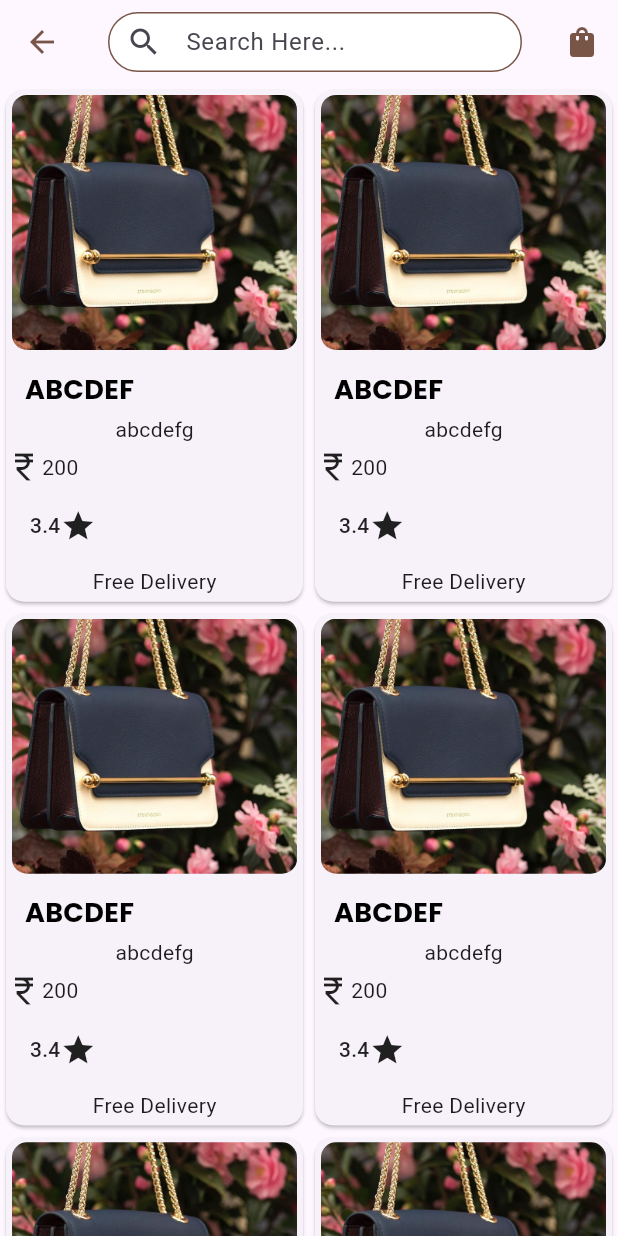
After one commit to fathimathsafa/Zenara_Ecommerce, a Flutter app: the BagScreen screen opened directly, on a phone screen of 412 x 824 dp. The commit adds this screen. Run offline on Flutter 3.47's test engine with Material 3 defaults, Android fonts, the phone set to English and light mode, and no system bars; our stand-ins replace google_fonts, intl_phone_number_input, pin_code_fields, smooth_page_indicator; network calls fail.

Commit message:
bag screen started

```diff
--- /dev/null
+++ b/lib/core/common/widget/product_card.dart
@@ -0,0 +1,73 @@
+import 'package:ecommerce_zenara/core/constant/color_constant.dart';
+import 'package:flutter/material.dart';
+import 'package:google_fonts/google_fonts.dart';
+
+class ProductCategory extends StatelessWidget {
+  final ImageProvider Productimage;
+  final String Brand;
+  final String name;
+  final String price;
+  final String rating;
+  VoidCallback? onClick;
+  ProductCategory({
+    super.key,
+    required this.Productimage,
+    required this.Brand,
+    required this.name,
+    required this.price,
+    required this.rating,
+  });
+
+  @override
+  Widget build(BuildContext context) {
+    return InkWell(
+      child: Card(
+        child: Column(
+          mainAxisAlignment: MainAxisAlignment.spaceEvenly,
+          children: [
+            Container(
+              height: 170,
+              width: 190,
+              decoration: BoxDecoration(
+                  image:
+                      DecorationImage(image: Productimage, fit: BoxFit.cover),
+                  borderRadius: BorderRadius.circular(10)),
+            ),
+            SizedBox(
+              height: 7,
+            ),
+            Padding(
+              padding: const EdgeInsets.only(right: 100),
+              child: Text(
+                Brand,
+                style: GoogleFonts.poppins(
+                    fontWeight: FontWeight.bold,
+                    color: ColorTheme.black,
+                    fontSize: 18),
+              ),
+            ),
+            Text(name),
+            Row(
+              children: [
+                Icon(Icons.currency_rupee),
+                Text(price),
+              ],
+            ),
+            MaterialButton(
+              onPressed: () {},
+              height: 35,
+              minWidth: 50,
+              child: Row(
+                children: [
+                  Text(rating),
+                  Icon(Icons.star),
+                ],
+              ),
+            ),
+            Text("Free Delivery")
+          ],
+        ),
+      ),
+    );
+  }
+}
--- /dev/null
+++ b/lib/presentation/Categories/Bag_Screen/view/Bag_screen.dart
@@ -0,0 +1,77 @@
+import 'package:ecommerce_zenara/core/common/widget/product_card.dart';
+import 'package:ecommerce_zenara/core/constant/color_constant.dart';
+import 'package:ecommerce_zenara/presentation/bottom_navigation_screen/view/bottom_navigation_screen.dart';
+import 'package:flutter/material.dart';
+
+class BagScreen extends StatelessWidget {
+  const BagScreen({super.key});
+
+  @override
+  Widget build(BuildContext context) {
+    return Scaffold(
+        appBar: AppBar(
+          actions: [
+            IconButton(
+                onPressed: () {},
+                icon: Icon(
+                  Icons.shopping_bag,
+                  color: ColorTheme.maincolor,
+                ))
+          ],
+          centerTitle: true,
+          title: Center(
+            child: Container(
+              width: 300,
+              height: 40,
+              decoration: BoxDecoration(
+                color: Colors.white,
+                borderRadius: BorderRadius.circular(20),
+              ),
+              child: Center(
+                child: TextField(
+                  decoration: InputDecoration(
+                    hintText: "Search Here...",
+                    prefixIcon: Icon(Icons.search),
+                    border: OutlineInputBorder(
+                      borderRadius: BorderRadius.all(Radius.circular(20.0)),
+                    ),
+                    enabledBorder: OutlineInputBorder(
+                      borderRadius: BorderRadius.all(Radius.circular(20.0)),
+                      borderSide: BorderSide(color: ColorTheme.maincolor),
+                    ),
+                    focusedBorder: OutlineInputBorder(
+                      borderRadius: BorderRadius.all(Radius.circular(20.0)),
+                      borderSide: BorderSide(color: ColorTheme.maincolor),
+                    ),
+                    contentPadding:
+                        EdgeInsets.symmetric(vertical: 0, horizontal: 20),
+                  ),
+                ),
+              ),
+            ),
+          ),
+          leading: IconButton(
+            icon: Icon(
+              Icons.arrow_back,
+              color: ColorTheme.maincolor,
+            ),
+            onPressed: () {
+              Navigator.of(context).push(MaterialPageRoute(
+                  builder: (context) => BottomNavigation_ex()));
+            },
+          ),
+        ),
+        body: GridView.builder(
+            gridDelegate: SliverGridDelegateWithFixedCrossAxisCount(
+                crossAxisCount: 2, childAspectRatio: .59),
+            itemCount: 6,
+            itemBuilder: (context, index) => ProductCategory(
+                  Productimage: AssetImage(
+                      "assets/bags/Meghan Markle Made These Bags So Popular, They Just Won't Stay in Stock.jpeg"),
+                  Brand: 'ABCDEF',
+                  name: 'abcdefg',
+                  price: '200',
+                  rating: '3.4',
+                )));
+  }
+}
--- a/lib/presentation/home_screen/widget/category_slider.dart
+++ b/lib/presentation/home_screen/widget/category_slider.dart
@@ -1,5 +1,5 @@
+import 'package:ecommerce_zenara/presentation/Categories/Bag_Screen/view/Bag_screen.dart';
 import 'package:flutter/material.dart';
-
 
 class CategorySlider extends StatelessWidget {
   const CategorySlider({super.key});
@@ -16,7 +16,10 @@ class CategorySlider extends StatelessWidget {
               width: size.width * .01,
             ),
             GestureDetector(
-              onTap: () {},
+              onTap: () {
+                Navigator.of(context)
+                    .push(MaterialPageRoute(builder: (context) => BagScreen()));
+              },
               child: CircleAvatar(
                 backgroundImage: AssetImage("assets/icons/bag.png"),
                 radius: 35,
--- a/pubspec.yaml
+++ b/pubspec.yaml
@@ -104,6 +104,7 @@ flutter:
     - assets/profile_pages/
     - assets/discounts/
     - assets/top_deals/
+    - assets/bags/
 
   #   - images/a_dot_burr.jpeg
   #   - images/a_dot_ham.jpeg
```
Also changed, not shown: assets/bags/Meghan Markle Made These Bags So Popular, They Just Won't Stay in Stock.jpeg (added).
